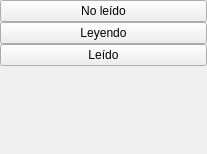
First picture: the form in bqLibrary/ui/LibraryBookListActions.ui, repository bq/cervantes, before the edit.
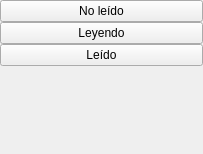
Second picture: the form after the edit.

```diff
--- a/bqLibrary/ui/LibraryBookListActions.ui
+++ b/bqLibrary/ui/LibraryBookListActions.ui
@@ -6,7 +6,7 @@
    <rect>
     <x>0</x>
     <y>0</y>
-    <width>207</width>
+    <width>203</width>
     <height>154</height>
    </rect>
   </property>
@@ -18,7 +18,7 @@
   </property>
   <property name="maximumSize">
    <size>
-    <width>207</width>
+    <width>203</width>
     <height>154</height>
    </size>
   </property>
```
